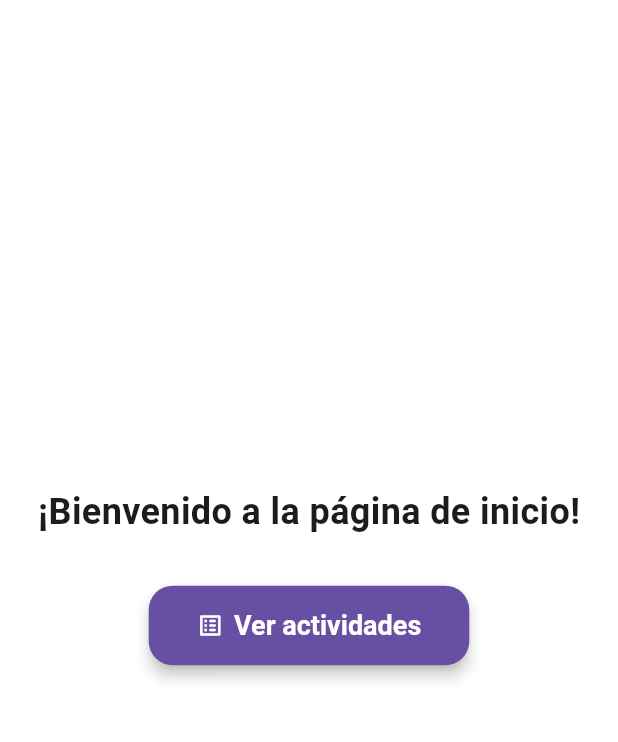
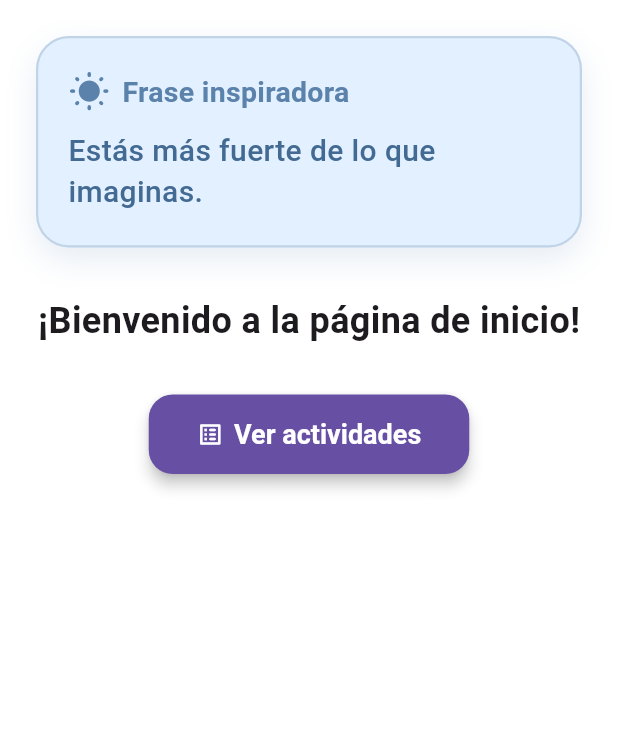
Before and after one commit to paula-ayllon-perez/Serenalea, a Flutter app: the screen it shows after launch, on a phone screen of 412 x 824 dp, the part 84-826 px from its top. Run offline on Flutter 3.47's test engine with Material 3 defaults, Android fonts, the light colour scheme and no system bars; our stand-ins replace audioplayers, cloud_firestore, firebase_auth, firebase_core, image_picker; accounts and stored records are empty.

Commit message:
#Feat: Frases en Home
- Se han creado frases en la pantalla de Home para que vayan cambiando aleatoriamente

```diff
--- a/serenalea/lib/core/constants/colors.dart
+++ b/serenalea/lib/core/constants/colors.dart
@@ -1,3 +1,4 @@
+
 import 'package:flutter/material.dart';
 
 class AppColors {
@@ -8,4 +9,5 @@ class AppColors {
   static const Color color4 = Color(0xFF8CB1DC);
   static const Color color5 = Color(0xFFA4C8F5);
   static const Color white = Colors.white;
+  static const Color softBlue = Color(0xFFE3F0FF); // azul muy suave para fondos relajantes
 }
--- a/serenalea/lib/presentation/pages/home/home.dart
+++ b/serenalea/lib/presentation/pages/home/home.dart
@@ -1,5 +1,10 @@
+import '../../../core/constants/colors.dart';
+
+import 'dart:math';
 
 import 'package:flutter/material.dart';
+
+
 import '../../widgets/main_drawer.dart';
 import '../../../data/models/activity_dto.dart';
 import '../../../data/repositories/activity_repository.dart';
@@ -12,10 +17,60 @@ class HomePage extends StatefulWidget {
 }
 
 class _HomePageState extends State<HomePage> {
+  final List<String> gratitudePhrases = [
+    // Frases de gratitud
+    "Gracias por seguir adelante a pesar de las dificultades.",
+    "Hoy es un nuevo día lleno de oportunidades.",
+    "Gracias por todo lo que tengo y por lo que está por venir.",
+    "Gracias por las oportunidades que trae cada día.",
+    "Hoy estás brillando con luz propia",
+    "Estás increíble, no lo olvides.",
+    "Hoy vas a arrasar, como siempre.",
+    "Tu sonrisa puede cambiar el día de alguien ",
+    "Estás más fuerte de lo que imaginas.",
+    "Hoy es un gran día para creer en ti.",
+    "Eres suficiente, exactamente como eres.",
+    "No necesitas ser perfecto, solo ser tú mismo.",
+    "Estás creciendo, aunque a veces no lo notes.",
+    "Tienes una energía única, úsala a tu favor.",
+    "Eres capaz de cosas maravillosas.",
+    "Hoy vas a sorprenderte a ti mismo.",
+    "Mírate: estás haciendo lo mejor que puedes, y eso ya es muchísimo.",
+    "Hoy caminas con confianza y alegría.",
+    "Eres valiente, incluso en los días en que dudas.",
+    "Estás aquí, y eso ya es algo grandioso.",
+    "Cada paso que das cuenta.",
+    "Hoy es tu día, y mereces disfrutarlo.",
+    "Eres luz para ti y para quienes te rodean",
+    "No hay nadie como tú, y eso es tu superpoder.",
+    "Hoy voy a darlo todo.",
+    "Yo puedo con todo.",
+    "No me voy a rendir.",
+    "Cada paso cuenta.",
+    "Hoy es una buena oportunidad para avanzar.",
+    "Tengo la capacidad de lograr grandes cosas.",
+    "Aunque sea difícil, seguiré adelante.",
+    "Soy más fuerte de lo que pienso.",
+    "Lo importante no es ir rápido, es no detenerse.",
+    "Confío en mí y en mi camino.",
+    "Cada día es una nueva oportunidad.",
+    "Lo que hoy parece pequeño, mañana puede ser enorme.",
+    "Puedo con esto y con mucho más.",
+    "Hoy elijo creer en mí."
+  ];
+  int gratitudeIndex = 0;
+
   @override
   void initState() {
     super.initState();
     _insertDefaultActivitiesIfNeeded();
+    _setRandomGratitude();
+  }
+
+  void _setRandomGratitude() {
+    final random = Random();
+    gratitudeIndex = random.nextInt(gratitudePhrases.length);
+    setState(() {});
   }
 
   void _insertDefaultActivitiesIfNeeded() async {
@@ -47,10 +102,67 @@ class _HomePageState extends State<HomePage> {
         title: const Text('Inicio'),
       ),
       drawer: const MainDrawer(),
-      body: Center(
+      body: SingleChildScrollView(
         child: Column(
-          mainAxisAlignment: MainAxisAlignment.center,
+          mainAxisAlignment: MainAxisAlignment.start,
           children: [
+            const SizedBox(height: 24),
+            Padding(
+              padding: const EdgeInsets.symmetric(horizontal: 24.0),
+              child: GestureDetector(
+                onTap: _setRandomGratitude,
+                child: Container(
+                  width: double.infinity,
+                  padding: const EdgeInsets.symmetric(vertical: 22, horizontal: 20),
+                  decoration: BoxDecoration(
+                    color: AppColors.softBlue,
+                    borderRadius: BorderRadius.circular(22),
+                    boxShadow: [
+                      BoxShadow(
+                        color: AppColors.color3.withOpacity(0.18),
+                        blurRadius: 18,
+                        offset: const Offset(0, 8),
+                      ),
+                    ],
+                    border: Border.all(
+                      color: AppColors.color1.withOpacity(0.22),
+                      width: 1.5,
+                    ),
+                  ),
+                  child: Column(
+                    crossAxisAlignment: CrossAxisAlignment.start,
+                    children: [
+                      Row(
+                        children: [
+                          Icon(Icons.wb_sunny_rounded, color: AppColors.color2, size: 28),
+                          const SizedBox(width: 8),
+                          Text(
+                            'Frase inspiradora',
+                            style: TextStyle(
+                              fontSize: 19,
+                              fontWeight: FontWeight.bold,
+                              color: AppColors.color2,
+                              letterSpacing: 0.2,
+                            ),
+                          ),
+                        ],
+                      ),
+                      const SizedBox(height: 12),
+                      Text(
+                        gratitudePhrases[gratitudeIndex],
+                        style: TextStyle(
+                          fontSize: 20,
+                          fontWeight: FontWeight.w500,
+                          color: AppColors.color1,
+                          height: 1.35,
+                        ),
+                      ),
+                    ],
+                  ),
+                ),
+              ),
+            ),
+            const SizedBox(height: 32),
             const Text(
               '¡Bienvenido a la página de inicio!',
               style: TextStyle(fontSize: 24, fontWeight: FontWeight.bold),
@@ -73,6 +185,7 @@ class _HomePageState extends State<HomePage> {
                 Navigator.pushNamed(context, '/activities');
               },
             ),
+            const SizedBox(height: 32),
           ],
         ),
       ),
```
